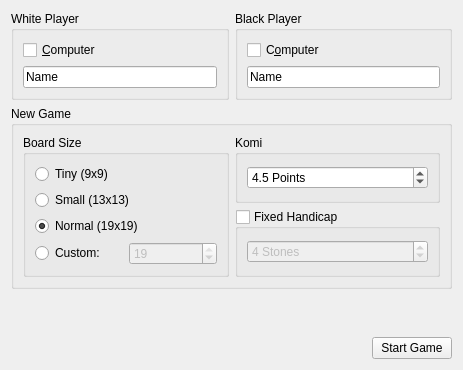
Old version of the form src/gui/widgets/setupwidget.ui in the repository KDE/kigo.
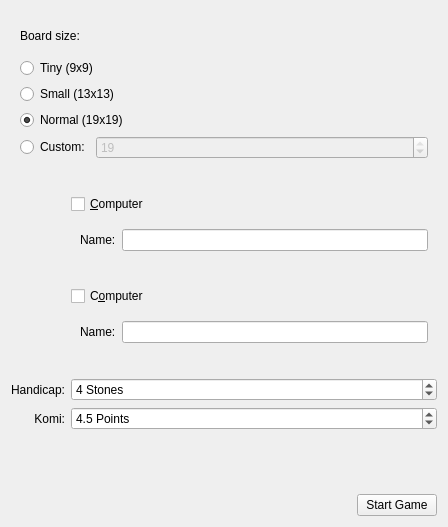
New version of the form. Custom widgets are drawn as their Qt base class.

Commit message: Simplify new game widget.

Patch:
```diff
--- a/src/gui/widgets/setupwidget.ui
+++ b/src/gui/widgets/setupwidget.ui
@@ -6,251 +6,12 @@
    <rect>
     <x>0</x>
     <y>0</y>
-    <width>463</width>
-    <height>370</height>
+    <width>448</width>
+    <height>527</height>
    </rect>
   </property>
-  <layout class="QGridLayout" name="gridLayout_4">
-   <item row="0" column="0" colspan="2">
-    <layout class="QHBoxLayout" name="horizontalLayout">
-     <item>
-      <widget class="QGroupBox" name="groupBox">
-       <property name="sizePolicy">
-        <sizepolicy hsizetype="Preferred" vsizetype="Fixed">
-         <horstretch>0</horstretch>
-         <verstretch>0</verstretch>
-        </sizepolicy>
-       </property>
-       <property name="title">
-        <string>White Player</string>
-       </property>
-       <layout class="QGridLayout" name="gridLayout_11">
-        <item row="2" column="1">
-         <widget class="QStackedWidget" name="whitePlayerStack">
-          <property name="frameShape">
-           <enum>QFrame::NoFrame</enum>
-          </property>
-          <property name="currentIndex">
-           <number>0</number>
-          </property>
-          <widget class="QWidget" name="whiteHumanPage">
-           <layout class="QHBoxLayout" name="horizontalLayout_2">
-            <property name="margin">
-             <number>0</number>
-            </property>
-            <item>
-             <widget class="KLineEdit" name="whitePlayerName">
-              <property name="enabled">
-               <bool>true</bool>
-              </property>
-              <property name="text">
-               <string>Name</string>
-              </property>
-             </widget>
-            </item>
-           </layout>
-          </widget>
-          <widget class="QWidget" name="whiteComputerPage">
-           <layout class="QGridLayout" name="gridLayout_8">
-            <property name="margin">
-             <number>0</number>
-            </property>
-            <item row="0" column="0">
-             <widget class="QLabel" name="label1">
-              <property name="sizePolicy">
-               <sizepolicy hsizetype="Fixed" vsizetype="Preferred">
-                <horstretch>0</horstretch>
-                <verstretch>0</verstretch>
-               </sizepolicy>
-              </property>
-              <property name="text">
-               <string>Weak</string>
-              </property>
-              <property name="alignment">
-               <set>Qt::AlignRight|Qt::AlignTrailing|Qt::AlignVCenter</set>
-              </property>
-              <property name="buddy">
-               <cstring>whiteStrengthSlider</cstring>
-              </property>
-             </widget>
-            </item>
-            <item row="0" column="3">
-             <widget class="QLabel" name="label2">
-              <property name="sizePolicy">
-               <sizepolicy hsizetype="Fixed" vsizetype="Preferred">
-                <horstretch>0</horstretch>
-                <verstretch>0</verstretch>
-               </sizepolicy>
-              </property>
-              <property name="text">
-               <string>Strong</string>
-              </property>
-              <property name="alignment">
-               <set>Qt::AlignLeading|Qt::AlignLeft|Qt::AlignVCenter</set>
-              </property>
-              <property name="buddy">
-               <cstring>whiteStrengthSlider</cstring>
-              </property>
-             </widget>
-            </item>
-            <item row="0" column="1">
-             <widget class="QSlider" name="whiteStrengthSlider">
-              <property name="minimum">
-               <number>1</number>
-              </property>
-              <property name="maximum">
-               <number>10</number>
-              </property>
-              <property name="pageStep">
-               <number>1</number>
-              </property>
-              <property name="value">
-               <number>5</number>
-              </property>
-              <property name="orientation">
-               <enum>Qt::Horizontal</enum>
-              </property>
-              <property name="tickPosition">
-               <enum>QSlider::TicksBelow</enum>
-              </property>
-              <property name="tickInterval">
-               <number>0</number>
-              </property>
-             </widget>
-            </item>
-           </layout>
-          </widget>
-         </widget>
-        </item>
-        <item row="1" column="1">
-         <widget class="QCheckBox" name="whiteIsComputerCheckBox">
-          <property name="text">
-           <string>&amp;Computer</string>
-          </property>
-         </widget>
-        </item>
-       </layout>
-      </widget>
-     </item>
-     <item>
-      <widget class="QGroupBox" name="groupBox_2">
-       <property name="sizePolicy">
-        <sizepolicy hsizetype="Preferred" vsizetype="Fixed">
-         <horstretch>0</horstretch>
-         <verstretch>0</verstretch>
-        </sizepolicy>
-       </property>
-       <property name="title">
-        <string>Black Player</string>
-       </property>
-       <layout class="QGridLayout" name="gridLayout_9">
-        <item row="1" column="0">
-         <widget class="QStackedWidget" name="blackPlayerStack">
-          <property name="currentIndex">
-           <number>0</number>
-          </property>
-          <widget class="QWidget" name="blackHumanPage">
-           <layout class="QGridLayout" name="gridLayout_2">
-            <property name="margin">
-             <number>0</number>
-            </property>
-            <item row="1" column="0">
-             <widget class="KLineEdit" name="blackPlayerName">
-              <property name="enabled">
-               <bool>true</bool>
-              </property>
-              <property name="text">
-               <string>Name</string>
-              </property>
-             </widget>
-            </item>
-           </layout>
-          </widget>
-          <widget class="QWidget" name="blackComputerPage">
-           <layout class="QGridLayout" name="gridLayout_3">
-            <property name="margin">
-             <number>0</number>
-            </property>
-            <item row="0" column="4">
-             <widget class="QLabel" name="label2_3">
-              <property name="sizePolicy">
-               <sizepolicy hsizetype="Fixed" vsizetype="Preferred">
-                <horstretch>0</horstretch>
-                <verstretch>0</verstretch>
-               </sizepolicy>
-              </property>
-              <property name="text">
-               <string>Strong</string>
-              </property>
-              <property name="alignment">
-               <set>Qt::AlignLeading|Qt::AlignLeft|Qt::AlignVCenter</set>
-              </property>
-              <property name="buddy">
-               <cstring>blackStrengthSlider</cstring>
-              </property>
-             </widget>
-            </item>
-            <item row="0" column="2">
-             <widget class="QLabel" name="label1_3">
-              <property name="sizePolicy">
-               <sizepolicy hsizetype="Fixed" vsizetype="Preferred">
-                <horstretch>0</horstretch>
-                <verstretch>0</verstretch>
-               </sizepolicy>
-              </property>
-              <property name="text">
-               <string>Weak</string>
-              </property>
-              <property name="alignment">
-               <set>Qt::AlignRight|Qt::AlignTrailing|Qt::AlignVCenter</set>
-              </property>
-              <property name="buddy">
-               <cstring>blackStrengthSlider</cstring>
-              </property>
-             </widget>
-            </item>
-            <item row="0" column="3">
-             <widget class="QSlider" name="blackStrengthSlider">
-              <property name="minimum">
-               <number>1</number>
-              </property>
-              <property name="maximum">
-               <number>10</number>
-              </property>
-              <property name="pageStep">
-               <number>1</number>
-              </property>
-              <property name="value">
-               <number>5</number>
-              </property>
-              <property name="orientation">
-               <enum>Qt::Horizontal</enum>
-              </property>
-              <property name="tickPosition">
-               <enum>QSlider::TicksBelow</enum>
-              </property>
-              <property name="tickInterval">
-               <number>0</number>
-              </property>
-             </widget>
-            </item>
-           </layout>
-          </widget>
-         </widget>
-        </item>
-        <item row="0" column="0">
-         <widget class="QCheckBox" name="blackIsComputerCheckBox">
-          <property name="text">
-           <string>C&amp;omputer</string>
-          </property>
-         </widget>
-        </item>
-       </layout>
-      </widget>
-     </item>
-    </layout>
-   </item>
-   <item row="1" column="0" colspan="2">
+  <layout class="QVBoxLayout" name="verticalLayout_2">
+   <item>
     <widget class="QStackedWidget" name="gameSetupStack">
      <property name="sizePolicy">
       <sizepolicy hsizetype="Preferred" vsizetype="Fixed">
@@ -262,161 +23,74 @@
       <number>0</number>
      </property>
      <widget class="QWidget" name="newGamePage">
-      <layout class="QVBoxLayout" name="verticalLayout_7">
-       <property name="margin">
-        <number>0</number>
-       </property>
+      <layout class="QVBoxLayout" name="verticalLayout">
        <item>
-        <widget class="QFrame" name="frame">
-         <property name="frameShape">
-          <enum>QFrame::NoFrame</enum>
+        <widget class="QLabel" name="label_12">
+         <property name="text">
+          <string>Board size:</string>
          </property>
-         <property name="frameShadow">
-          <enum>QFrame::Plain</enum>
+        </widget>
+       </item>
+       <item>
+        <widget class="QRadioButton" name="sizeSmall">
+         <property name="text">
+          <string>Tiny (9x9)</string>
          </property>
-         <layout class="QVBoxLayout" name="verticalLayout">
-          <property name="margin">
-           <number>0</number>
-          </property>
-          <item>
-           <widget class="QGroupBox" name="newGameBox">
-            <property name="enabled">
-             <bool>true</bool>
-            </property>
-            <property name="title">
-             <string>New Game</string>
-            </property>
-            <layout class="QGridLayout" name="gridLayout_7">
-             <item row="0" column="0" rowspan="2">
-              <widget class="KButtonGroup" name="sizeGroupBox">
-               <property name="title">
-                <string>Board Size</string>
-               </property>
-               <property name="flat">
-                <bool>false</bool>
-               </property>
-               <property name="current" stdset="0">
-                <number>2</number>
-               </property>
-               <layout class="QGridLayout" name="gridLayout_10">
-                <item row="0" column="0" colspan="2">
-                 <widget class="QRadioButton" name="sizeSmall">
-                  <property name="text">
-                   <string>Tiny (9x9)</string>
-                  </property>
-                  <property name="checked">
-                   <bool>false</bool>
-                  </property>
-                 </widget>
-                </item>
-                <item row="1" column="0" colspan="2">
-                 <widget class="QRadioButton" name="sizeMedium">
-                  <property name="text">
-                   <string>Small (13x13)</string>
-                  </property>
-                 </widget>
-                </item>
-                <item row="2" column="0" colspan="2">
-                 <widget class="QRadioButton" name="sizeBig">
-                  <property name="text">
-                   <string>Normal (19x19)</string>
-                  </property>
-                  <property name="checked">
-                   <bool>true</bool>
-                  </property>
-                 </widget>
-                </item>
-                <item row="3" column="0">
-                 <widget class="QRadioButton" name="sizeOther">
-                  <property name="text">
-                   <string>Custom:</string>
-                  </property>
-                 </widget>
-                </item>
-                <item row="3" column="1">
-                 <widget class="KIntSpinBox" name="sizeOtherSpinBox">
-                  <property name="enabled">
-                   <bool>false</bool>
-                  </property>
-                  <property name="minimum">
-                   <number>5</number>
-                  </property>
-                  <property name="maximum">
-                   <number>19</number>
-                  </property>
-                  <property name="value">
-                   <number>19</number>
-                  </property>
-                 </widget>
-                </item>
-               </layout>
-              </widget>
-             </item>
-             <item row="0" column="1">
-              <widget class="QGroupBox" name="groupBox_3">
-               <property name="title">
-                <string>Komi</string>
-               </property>
-               <layout class="QVBoxLayout" name="verticalLayout_8">
-                <item>
-                 <widget class="QDoubleSpinBox" name="komiSpinBox">
-                  <property name="suffix">
-                   <string> Points</string>
-                  </property>
-                  <property name="decimals">
-                   <number>1</number>
-                  </property>
-                  <property name="maximum">
-                   <double>50.000000000000000</double>
-                  </property>
-                  <property name="value">
-                   <double>4.500000000000000</double>
-                  </property>
-                 </widget>
-                </item>
-               </layout>
-              </widget>
-             </item>
-             <item row="1" column="1">
-              <widget class="QGroupBox" name="handicapGroupBox">
-               <property name="title">
-                <string>Fixed Handicap</string>
-               </property>
-               <property name="flat">
-                <bool>false</bool>
-               </property>
-               <property name="checkable">
-                <bool>true</bool>
-               </property>
-               <property name="checked">
-                <bool>false</bool>
-               </property>
-               <layout class="QVBoxLayout" name="verticalLayout_9">
-                <item>
-                 <widget class="KIntSpinBox" name="handicapSpinBox">
-                  <property name="suffix">
-                   <string> Stones</string>
-                  </property>
-                  <property name="minimum">
-                   <number>2</number>
-                  </property>
-                  <property name="maximum">
-                   <number>9</number>
-                  </property>
-                  <property name="value">
-                   <number>4</number>
-                  </property>
-                 </widget>
-                </item>
-               </layout>
-              </widget>
-             </item>
-            </layout>
-           </widget>
-          </item>
-         </layout>
+         <property name="checked">
+          <bool>false</bool>
+         </property>
         </widget>
        </item>
+       <item>
+        <widget class="QRadioButton" name="sizeMedium">
+         <property name="text">
+          <string>Small (13x13)</string>
+         </property>
+        </widget>
+       </item>
+       <item>
+        <widget class="QRadioButton" name="sizeBig">
+         <property name="text">
+          <string>Normal (19x19)</string>
+         </property>
+         <property name="checked">
+          <bool>true</bool>
+         </property>
+        </widget>
+       </item>
+       <item>
+        <layout class="QHBoxLayout" name="horizontalLayout_4">
+         <item>
+          <widget class="QRadioButton" name="sizeOther">
+           <property name="text">
+            <string>Custom:</string>
+           </property>
+          </widget>
+         </item>
+         <item>
+          <widget class="KIntSpinBox" name="sizeOtherSpinBox">
+           <property name="enabled">
+            <bool>false</bool>
+           </property>
+           <property name="sizePolicy">
+            <sizepolicy hsizetype="MinimumExpanding" vsizetype="Fixed">
+             <horstretch>0</horstretch>
+             <verstretch>0</verstretch>
+            </sizepolicy>
+           </property>
+           <property name="minimum">
+            <number>5</number>
+           </property>
+           <property name="maximum">
+            <number>19</number>
+           </property>
+           <property name="value">
+            <number>19</number>
+           </property>
+          </widget>
+         </item>
+        </layout>
+       </item>
       </layout>
      </widget>
      <widget class="QWidget" name="loadGamePage">
@@ -687,27 +361,408 @@
      </widget>
     </widget>
    </item>
-   <item row="3" column="0">
-    <spacer name="horizontalSpacer">
+   <item>
+    <spacer name="verticalSpacer_4">
      <property name="orientation">
-      <enum>Qt::Horizontal</enum>
+      <enum>Qt::Vertical</enum>
+     </property>
+     <property name="sizeType">
+      <enum>QSizePolicy::Fixed</enum>
      </property>
      <property name="sizeHint" stdset="0">
       <size>
-       <width>40</width>
+       <width>20</width>
        <height>20</height>
       </size>
      </property>
     </spacer>
    </item>
-   <item row="3" column="1">
-    <widget class="KPushButton" name="startButton">
-     <property name="text">
-      <string>Start Game</string>
-     </property>
-    </widget>
+   <item>
+    <layout class="QGridLayout" name="gridLayout_4">
+     <item row="3" column="0">
+      <spacer name="horizontalSpacer_2">
+       <property name="orientation">
+        <enum>Qt::Horizontal</enum>
+       </property>
+       <property name="sizeType">
+        <enum>QSizePolicy::Minimum</enum>
+       </property>
+       <property name="sizeHint" stdset="0">
+        <size>
+         <width>0</width>
+         <height>20</height>
+        </size>
+       </property>
+      </spacer>
+     </item>
+     <item row="3" column="1" rowspan="2">
+      <widget class="QLabel" name="whiteStoneImageLabel">
+       <property name="sizePolicy">
+        <sizepolicy hsizetype="Fixed" vsizetype="Fixed">
+         <horstretch>0</horstretch>
+         <verstretch>0</verstretch>
+        </sizepolicy>
+       </property>
+       <property name="minimumSize">
+        <size>
+         <width>48</width>
+         <height>48</height>
+        </size>
+       </property>
+       <property name="maximumSize">
+        <size>
+         <width>48</width>
+         <height>48</height>
+        </size>
+       </property>
+       <property name="text">
+        <string/>
+       </property>
+      </widget>
+     </item>
+     <item row="3" column="2">
+      <widget class="QCheckBox" name="whiteIsComputerCheckBox">
+       <property name="text">
+        <string>&amp;Computer</string>
+       </property>
+      </widget>
+     </item>
+     <item row="4" column="2">
+      <widget class="QStackedWidget" name="whitePlayerStack">
+       <property name="frameShape">
+        <enum>QFrame::NoFrame</enum>
+       </property>
+       <property name="currentIndex">
+        <number>0</number>
+       </property>
+       <widget class="QWidget" name="whiteHumanPage">
+        <layout class="QHBoxLayout" name="horizontalLayout_2">
+         <item>
+          <widget class="QLabel" name="label_6">
+           <property name="text">
+            <string>Name:</string>
+           </property>
+           <property name="buddy">
+            <cstring>whitePlayerName</cstring>
+           </property>
+          </widget>
+         </item>
+         <item>
+          <widget class="KLineEdit" name="whitePlayerName">
+           <property name="enabled">
+            <bool>true</bool>
+           </property>
+           <property name="text">
+            <string/>
+           </property>
+          </widget>
+         </item>
+        </layout>
+       </widget>
+       <widget class="QWidget" name="whiteComputerPage">
+        <layout class="QGridLayout" name="gridLayout_8">
+         <property name="margin">
+          <number>0</number>
+         </property>
+         <item row="0" column="0">
+          <widget class="QLabel" name="label1">
+           <property name="sizePolicy">
+            <sizepolicy hsizetype="Fixed" vsizetype="Preferred">
+             <horstretch>0</horstretch>
+             <verstretch>0</verstretch>
+            </sizepolicy>
+           </property>
+           <property name="text">
+            <string>Weak</string>
+           </property>
+           <property name="alignment">
+            <set>Qt::AlignRight|Qt::AlignTrailing|Qt::AlignVCenter</set>
+           </property>
+           <property name="buddy">
+            <cstring>whiteStrengthSlider</cstring>
+           </property>
+          </widget>
+         </item>
+         <item row="0" column="3">
+          <widget class="QLabel" name="label2">
+           <property name="sizePolicy">
+            <sizepolicy hsizetype="Fixed" vsizetype="Preferred">
+             <horstretch>0</horstretch>
+             <verstretch>0</verstretch>
+            </sizepolicy>
+           </property>
+           <property name="text">
+            <string>Strong</string>
+           </property>
+           <property name="alignment">
+            <set>Qt::AlignLeading|Qt::AlignLeft|Qt::AlignVCenter</set>
+           </property>
+           <property name="buddy">
+            <cstring>whiteStrengthSlider</cstring>
+           </property>
+          </widget>
+         </item>
+         <item row="0" column="1">
+          <widget class="QSlider" name="whiteStrengthSlider">
+           <property name="minimum">
+            <number>1</number>
+           </property>
+           <property name="maximum">
+            <number>10</number>
+           </property>
+           <property name="pageStep">
+            <number>1</number>
+           </property>
+           <property name="value">
+            <number>5</number>
+           </property>
+           <property name="orientation">
+            <enum>Qt::Horizontal</enum>
+           </property>
+           <property name="tickPosition">
+            <enum>QSlider::TicksBelow</enum>
+           </property>
+           <property name="tickInterval">
+            <number>0</number>
+           </property>
+          </widget>
+         </item>
+        </layout>
+       </widget>
+      </widget>
+     </item>
+     <item row="5" column="2">
+      <spacer name="verticalSpacer_2">
+       <property name="orientation">
+        <enum>Qt::Vertical</enum>
+       </property>
+       <property name="sizeType">
+        <enum>QSizePolicy::Fixed</enum>
+       </property>
+       <property name="sizeHint" stdset="0">
+        <size>
+         <width>20</width>
+         <height>20</height>
+        </size>
+       </property>
+      </spacer>
+     </item>
+     <item row="6" column="1" rowspan="2">
+      <widget class="QLabel" name="blackStoneImageLabel">
+       <property name="sizePolicy">
+        <sizepolicy hsizetype="Fixed" vsizetype="Fixed">
+         <horstretch>0</horstretch>
+         <verstretch>0</verstretch>
+        </sizepolicy>
+       </property>
+       <property name="minimumSize">
+        <size>
+         <width>48</width>
+         <height>48</height>
+        </size>
+       </property>
+       <property name="maximumSize">
+        <size>
+         <width>48</width>
+         <height>48</height>
+        </size>
+       </property>
+       <property name="text">
+        <string/>
+       </property>
+      </widget>
+     </item>
+     <item row="6" column="2">
+      <widget class="QCheckBox" name="blackIsComputerCheckBox">
+       <property name="text">
+        <string>C&amp;omputer</string>
+       </property>
+      </widget>
+     </item>
+     <item row="7" column="2">
+      <widget class="QStackedWidget" name="blackPlayerStack">
+       <property name="currentIndex">
+        <number>0</number>
+       </property>
+       <widget class="QWidget" name="blackHumanPage">
+        <layout class="QHBoxLayout" name="horizontalLayout_3">
+         <item>
+          <widget class="QLabel" name="label_7">
+           <property name="text">
+            <string>Name:</string>
+           </property>
+           <property name="buddy">
+            <cstring>blackPlayerName</cstring>
+           </property>
+          </widget>
+         </item>
+         <item>
+          <widget class="KLineEdit" name="blackPlayerName">
+           <property name="enabled">
+            <bool>true</bool>
+           </property>
+           <property name="text">
+            <string/>
+           </property>
+          </widget>
+         </item>
+        </layout>
+       </widget>
+       <widget class="QWidget" name="blackComputerPage">
+        <layout class="QGridLayout" name="gridLayout_3">
+         <property name="margin">
+          <number>0</number>
+         </property>
+         <item row="0" column="4">
+          <widget class="QLabel" name="label2_3">
+           <property name="sizePolicy">
+            <sizepolicy hsizetype="Fixed" vsizetype="Preferred">
+             <horstretch>0</horstretch>
+             <verstretch>0</verstretch>
+            </sizepolicy>
+           </property>
+           <property name="text">
+            <string>Strong</string>
+           </property>
+           <property name="alignment">
+            <set>Qt::AlignLeading|Qt::AlignLeft|Qt::AlignVCenter</set>
+           </property>
+           <property name="buddy">
+            <cstring>blackStrengthSlider</cstring>
+           </property>
+          </widget>
+         </item>
+         <item row="0" column="2">
+          <widget class="QLabel" name="label1_3">
+           <property name="sizePolicy">
+            <sizepolicy hsizetype="Fixed" vsizetype="Preferred">
+             <horstretch>0</horstretch>
+             <verstretch>0</verstretch>
+            </sizepolicy>
+           </property>
+           <property name="text">
+            <string>Weak</string>
+           </property>
+           <property name="alignment">
+            <set>Qt::AlignRight|Qt::AlignTrailing|Qt::AlignVCenter</set>
+           </property>
+           <property name="buddy">
+            <cstring>blackStrengthSlider</cstring>
+           </property>
+          </widget>
+         </item>
+         <item row="0" column="3">
+          <widget class="QSlider" name="blackStrengthSlider">
+           <property name="minimum">
+            <number>1</number>
+           </property>
+           <property name="maximum">
+            <number>10</number>
+           </property>
+           <property name="pageStep">
+            <number>1</number>
+           </property>
+           <property name="value">
+            <number>5</number>
+           </property>
+           <property name="orientation">
+            <enum>Qt::Horizontal</enum>
+           </property>
+           <property name="tickPosition">
+            <enum>QSlider::TicksBelow</enum>
+           </property>
+           <property name="tickInterval">
+            <number>0</number>
+           </property>
+          </widget>
+         </item>
+        </layout>
+       </widget>
+      </widget>
+     </item>
+     <item row="8" column="2">
+      <spacer name="verticalSpacer_3">
+       <property name="orientation">
+        <enum>Qt::Vertical</enum>
+       </property>
+       <property name="sizeType">
+        <enum>QSizePolicy::Fixed</enum>
+       </property>
+       <property name="sizeHint" stdset="0">
+        <size>
+         <width>20</width>
+         <height>20</height>
+        </size>
+       </property>
+      </spacer>
+     </item>
+     <item row="9" column="0" colspan="2">
+      <widget class="QLabel" name="label_5">
+       <property name="text">
+        <string>Handicap:</string>
+       </property>
+       <property name="alignment">
+        <set>Qt::AlignRight|Qt::AlignTrailing|Qt::AlignVCenter</set>
+       </property>
+       <property name="buddy">
+        <cstring>handicapSpinBox</cstring>
+       </property>
+      </widget>
+     </item>
+     <item row="9" column="2">
+      <widget class="KIntSpinBox" name="handicapSpinBox">
+       <property name="enabled">
+        <bool>true</bool>
+       </property>
+       <property name="specialValueText">
+        <string>No handicap</string>
+       </property>
+       <property name="suffix">
+        <string> Stones</string>
+       </property>
+       <property name="minimum">
+        <number>1</number>
+       </property>
+       <property name="maximum">
+        <number>9</number>
+       </property>
+       <property name="value">
+        <number>4</number>
+       </property>
+      </widget>
+     </item>
+     <item row="10" column="0" colspan="2">
+      <widget class="QLabel" name="label_4">
+       <property name="text">
+        <string>Komi:</string>
+       </property>
+       <property name="alignment">
+        <set>Qt::AlignRight|Qt::AlignTrailing|Qt::AlignVCenter</set>
+       </property>
+       <property name="buddy">
+        <cstring>komiSpinBox</cstring>
+       </property>
+      </widget>
+     </item>
+     <item row="10" column="2">
+      <widget class="QDoubleSpinBox" name="komiSpinBox">
+       <property name="suffix">
+        <string> Points</string>
+       </property>
+       <property name="decimals">
+        <number>1</number>
+       </property>
+       <property name="maximum">
+        <double>50.000000000000000</double>
+       </property>
+       <property name="value">
+        <double>4.500000000000000</double>
+       </property>
+      </widget>
+     </item>
+    </layout>
    </item>
-   <item row="2" column="0" colspan="2">
+   <item>
     <spacer name="verticalSpacer">
      <property name="orientation">
       <enum>Qt::Vertical</enum>
@@ -720,15 +775,33 @@
      </property>
     </spacer>
    </item>
+   <item>
+    <layout class="QHBoxLayout" name="horizontalLayout">
+     <item>
+      <spacer name="horizontalSpacer">
+       <property name="orientation">
+        <enum>Qt::Horizontal</enum>
+       </property>
+       <property name="sizeHint" stdset="0">
+        <size>
+         <width>40</width>
+         <height>20</height>
+        </size>
+       </property>
+      </spacer>
+     </item>
+     <item>
+      <widget class="KPushButton" name="startButton">
+       <property name="text">
+        <string>Start Game</string>
+       </property>
+      </widget>
+     </item>
+    </layout>
+   </item>
   </layout>
  </widget>
  <customwidgets>
-  <customwidget>
-   <class>KButtonGroup</class>
-   <extends>QGroupBox</extends>
-   <header>kbuttongroup.h</header>
-   <container>1</container>
-  </customwidget>
   <customwidget>
    <class>KLineEdit</class>
    <extends>QLineEdit</extends>
```
Left out of the diff: 15 changed lines with no effect on the pictures. The commit also changes 4 other files.
